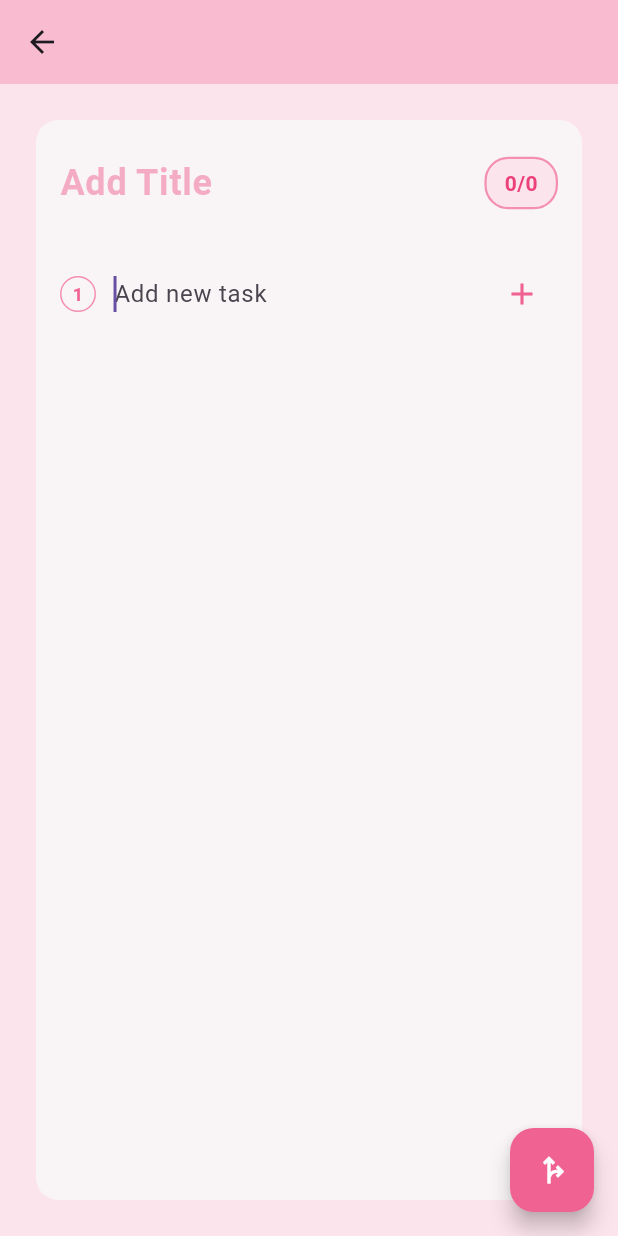
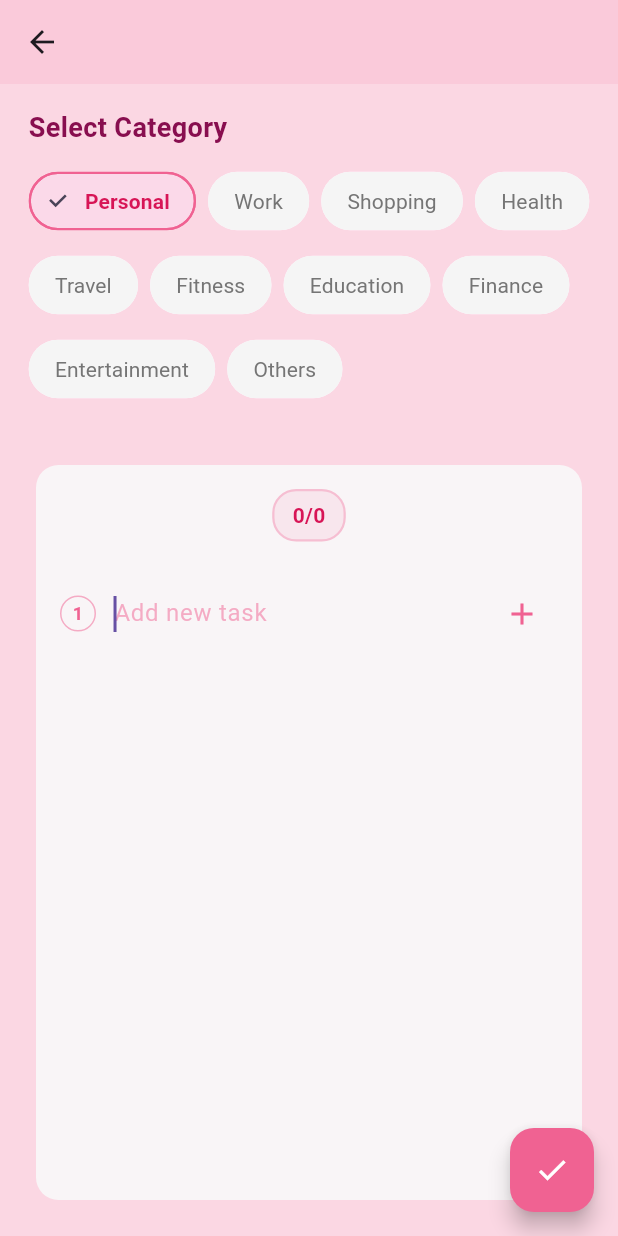
Before and after one commit to sofia883/todo_repo, a Flutter app: the screen it shows after launch, after a tap on "Quick Add", on a phone screen of 412 x 824 dp. Run offline on Flutter 3.47's test engine with Material 3 defaults, Android fonts, the phone set to English and light mode, and no system bars; our stand-ins replace shared_preferences.

Commit message:
saving color and category propely when adding todos

```diff
--- a/lib/home.dart
+++ b/lib/home.dart
@@ -37,7 +37,19 @@ class _HomePageState extends State<HomePage> {
           backgroundColor: Colors.pink[100],
           elevation: 0,
         ),
-      body: GridView.builder(
+        // Add a gradient background
+        body: Container(
+          decoration: BoxDecoration(
+            gradient: LinearGradient(
+              begin: Alignment.topCenter,
+              end: Alignment.bottomCenter,
+              colors: [
+                Colors.pink[50]!,
+                Colors.pink[100]!,
+              ],
+            ),
+          ),
+          child: GridView.builder(
             padding: EdgeInsets.all(16),
             gridDelegate: SliverGridDelegateWithFixedCrossAxisCount(
               crossAxisCount: 2,
@@ -53,7 +65,7 @@ class _HomePageState extends State<HomePage> {
               return _buildTodoCard(todoLists[index - 1]);
             },
           ),
-    );
+        ));
   }
 
   Widget _buildAddButton() {
@@ -108,9 +120,16 @@ class _HomePageState extends State<HomePage> {
         final result = await Navigator.push(
             context,
             MaterialPageRoute(
-            builder: (context) => TodoList(existingTodoList: todoList),
+              builder: (context) => TodoList(
+                existingTodoList: todoList,
+                todoListData: TodoListData(
+                  category: todoList.category,
+                  categoryColor: todoList.categoryColor,
+                  title: todoList.title,
+                  todos: todoList.todos,
                 ),
-        );
+              ),
+            ));
         if (result != null) {
           setState(() {
             int index = todoLists.indexOf(todoList);
@@ -158,16 +177,17 @@ class _HomePageState extends State<HomePage> {
           borderRadius: BorderRadius.circular(15),
         ),
         child: Padding(
-          padding: EdgeInsets.all(8), // Reduced padding
+          padding: EdgeInsets.all(8),
           child: Column(
             crossAxisAlignment: CrossAxisAlignment.start,
             children: [
               Text(
                 todoList.title.isNotEmpty ? todoList.title : 'Untitled',
                 style: TextStyle(
-                  fontSize: 14, // Reduced font size
+                  fontSize: 14,
                   fontWeight: FontWeight.bold,
-                  color: Colors.pink[300],
+                  color:
+                      todoList.categoryColor, // Use the list's category color
                 ),
                 maxLines: 1,
                 overflow: TextOverflow.ellipsis,
--- a/lib/main.dart
+++ b/lib/main.dart
@@ -18,7 +18,3 @@ class MyApp extends StatelessWidget {
     );
   }
 }
-
-// ... (Keep MyApp class the same) ...
-
-// Add the TodoList widget code here (from the previous response)
--- a/lib/todo_screen.dart
+++ b/lib/todo_screen.dart
@@ -1,11 +1,13 @@
 import 'package:flutter/material.dart';
 import 'todo_service.dart';
+import 'dart:math';
 
 // Update the TodoList widget to work with TodoListData
 class TodoList extends StatefulWidget {
   final TodoListData? existingTodoList;
+  final TodoListData? todoListData;
 
-  TodoList({this.existingTodoList});
+  const TodoList({this.todoListData, this.existingTodoList});
 
   @override
   _TodoListState createState() => _TodoListState();
@@ -18,29 +20,93 @@ class _TodoListState extends State<TodoList> {
   FocusNode _newTodoFocus = FocusNode();
   TextEditingController newTodoController = TextEditingController();
   final ScrollController _scrollController = ScrollController();
-
+  late String currentCategory;
+  late Color currentCategoryColor;
   bool showEmptyField = false;
   bool isCurrentLineEmpty = true;
 
   List<TodoItem> _deletedTodos = [];
   List<int> _deletedIndices = [];
+
   @override
   void initState() {
     super.initState();
     _newTodoFocus = FocusNode();
-    _scrollController.dispose();
-    titleController = TextEditingController(
-      text: widget.existingTodoList?.title ?? '',
-    );
     todos = widget.existingTodoList?.todos ?? [];
-    isTitleEditing = widget.existingTodoList == null;
+    currentCategory = widget.todoListData?.category ?? 'Personal';
+    currentCategoryColor =
+        widget.todoListData?.categoryColor ?? Colors.pink[300]!;
 
-    // Listen to new todo input
     newTodoController.addListener(() {
       if (newTodoController.text.isNotEmpty) {
-        setState(() {}); // Refresh to show new line
+        setState(() {});
       }
     });
+  }
+
+  Widget _buildCategorySelector() {
+    return Container(
+      padding: EdgeInsets.all(16),
+      child: Column(
+        crossAxisAlignment: CrossAxisAlignment.start,
+        children: [
+          Text(
+            'Select Category',
+            style: TextStyle(
+              fontSize: 18,
+              fontWeight: FontWeight.bold,
+              color: Colors.pink[900],
+            ),
+          ),
+          SizedBox(height: 12),
+          Wrap(
+            spacing: 8,
+            runSpacing: 8,
+            children: [
+              _buildCategoryChip('Personal', Colors.pink[300]!),
+              _buildCategoryChip('Work', Colors.blue[300]!),
+              _buildCategoryChip('Shopping', Colors.green[300]!),
+              _buildCategoryChip('Health', Colors.purple[300]!),
+              _buildCategoryChip('Travel', Colors.orange[300]!),
+              _buildCategoryChip('Fitness', Colors.red[300]!),
+              _buildCategoryChip('Education', Colors.yellow[300]!),
+              _buildCategoryChip('Finance', Colors.teal[300]!),
+              _buildCategoryChip('Entertainment', Colors.cyan[300]!),
+              _buildCategoryChip('Others', Colors.grey[400]!),
+            ],
+          ),
+        ],
+      ),
+    );
+  }
+
+  Widget _buildCategoryChip(String category, Color color) {
+    final isSelected = currentCategory == category;
+    return FilterChip(
+      selected: isSelected,
+      selectedColor: color.withOpacity(0.2),
+      backgroundColor: Colors.grey[100],
+      label: Text(
+        category,
+        style: TextStyle(
+          color: isSelected ? color.darker : Colors.grey[600],
+          fontWeight: isSelected ? FontWeight.bold : FontWeight.normal,
+        ),
+      ),
+      onSelected: (bool selected) {
+        setState(() {
+          currentCategory = category;
+          currentCategoryColor = color;
+        });
+      },
+      shape: RoundedRectangleBorder(
+        borderRadius: BorderRadius.circular(20),
+        side: BorderSide(
+          color: isSelected ? color : Colors.transparent,
+          width: 1.5,
+        ),
+      ),
+    );
   }
 
   @override
@@ -92,7 +158,7 @@ class _TodoListState extends State<TodoList> {
             });
           },
         ),
-        backgroundColor: Colors.pink[300],
+        backgroundColor: currentCategoryColor,
         shape: RoundedRectangleBorder(
           borderRadius: BorderRadius.circular(10),
         ),
@@ -105,7 +171,7 @@ class _TodoListState extends State<TodoList> {
   Widget build(BuildContext context) {
     return Scaffold(
       appBar: AppBar(
-        backgroundColor: Colors.pink[100],
+        backgroundColor: currentCategoryColor.withOpacity(0.2),
         elevation: 0,
         leading: IconButton(
           icon: Icon(Icons.arrow_back),
@@ -117,34 +183,23 @@ class _TodoListState extends State<TodoList> {
             Navigator.pop(
               context,
               TodoListData(
-                title: titleController.text,
+                category: currentCategory, // Use the current category
+                categoryColor: currentCategoryColor, // Use the current color
+                title: currentCategory,
                 todos: todos,
               ),
             );
           },
         ),
       ),
-      floatingActionButton: FloatingActionButton(
-        onPressed: () {
-          if (newTodoController.text.trim().isNotEmpty) {
-            _addNewTodo(newTodoController.text);
-          }
-
-          Navigator.pop(
-            context,
-            TodoListData(
-              title: titleController.text,
-              todos: todos,
-            ),
-          );
-        },
-        backgroundColor: Colors.pink[300],
-        child: Icon(Icons.fork_right, color: Colors.white),
-      ),
       body: Container(
         decoration: BoxDecoration(
-          color: Color(0xFFFCE4EC),
+          color: currentCategoryColor.withOpacity(0.1),
         ),
+        child: Column(
+          children: [
+            _buildCategorySelector(),
+            Expanded(
               child: Padding(
                 padding: EdgeInsets.all(20),
                 child: Card(
@@ -157,27 +212,25 @@ class _TodoListState extends State<TodoList> {
                     padding: EdgeInsets.all(16),
                     child: Column(
                       children: [
-                  _buildTitle(),
+                        _buildCompletionCounter(),
                         SizedBox(height: 20),
                         Expanded(
                           child: ListView.builder(
-                        itemCount: todos.length + (isCurrentLineEmpty ? 1 : 2),
+                            itemCount:
+                                todos.length + (isCurrentLineEmpty ? 1 : 2),
                             itemBuilder: (context, index) {
                               if (index < todos.length) {
-                            // Display existing todo items
-                            final todo = todos[index];
                                 return buildTodoItem(index);
                               } else if (index == todos.length) {
-                            // Pass the index and provide default DateTime values for createdTime and completedTime
                                 return _buildNewTodoField(
                                     index, DateTime.now(), null);
                               } else if (index == todos.length + 1 &&
                                   !isCurrentLineEmpty) {
-                            // Pass the index when calling _buildEmptyTodoField
                                 return _buildEmptyTodoField();
                               }
-                          return SizedBox.shrink(); // Return an empty widget
-                        }),
+                              return SizedBox.shrink();
+                            },
+                          ),
                         ),
                       ],
                     ),
@@ -185,61 +238,50 @@ class _TodoListState extends State<TodoList> {
                 ),
               ),
             ),
+          ],
+        ),
+      ),
+      floatingActionButton: FloatingActionButton(
+        onPressed: () {
+          if (newTodoController.text.trim().isNotEmpty) {
+            _addNewTodo(newTodoController.text);
+          }
+
+          Navigator.pop(
+            context,
+            TodoListData(
+              category: currentCategory, // Use the current category
+              categoryColor: currentCategoryColor, // Use the current color
+              title: currentCategory,
+              todos: todos,
+            ),
+          );
+        },
+        backgroundColor: currentCategoryColor,
+        child: Icon(Icons.check, color: Colors.white),
+      ),
     );
   }
 
-  Widget _buildTitle() {
-    return Row(
-      children: [
-        Expanded(
-          child: TextField(
-            controller: titleController,
-            decoration: InputDecoration(
-              hintText: 'Add Title',
-              border: InputBorder.none,
-              hintStyle: TextStyle(
-                fontSize: 24,
-                fontWeight: FontWeight.bold,
-                color: Colors.pink[300]!.withOpacity(0.5),
-              ),
-            ),
-            style: TextStyle(
-              fontSize: 24,
-              fontWeight: FontWeight.bold,
-              color: Colors.pink[900],
-            ),
-            onTap: () {
-              if (!isTitleEditing) {
-                setState(() {
-                  isTitleEditing = true;
-                  titleController.clear();
-                });
-              }
-            },
-          ),
-        ),
-        // Completion counter
-        Container(
-          margin: EdgeInsets.only(left: 8),
+  Widget _buildCompletionCounter() {
+    return Container(
       padding: EdgeInsets.symmetric(horizontal: 12, vertical: 6),
       decoration: BoxDecoration(
-            color: Colors.pink[50],
+        color: currentCategoryColor.withOpacity(0.1),
         borderRadius: BorderRadius.circular(16),
         border: Border.all(
-              color: Colors.pink[200]!,
+          color: currentCategoryColor.withOpacity(0.3),
           width: 1.5,
         ),
       ),
       child: Text(
         '${todos.where((todo) => todo.isCompleted).length}/${todos.length}',
         style: TextStyle(
-              color: Colors.pink[400],
+          color: currentCategoryColor.darker,
           fontWeight: FontWeight.bold,
           fontSize: 14,
         ),
       ),
-        ),
-      ],
     );
   }
 
@@ -286,19 +328,20 @@ class _TodoListState extends State<TodoList> {
 
   Widget buildTodoItem(int index) {
     final todo = todos[index];
-    double progress = todo.isCompleted
-        ? 1.0
-        : (DateTime.now().difference(todo.createdAt).inMinutes / 1440)
-            .clamp(0.0, 1.0);
 
+    // Generate or retrieve a persistent color for the todo
+    todo.backgroundColor;
+
+    double progress = todo.isCompleted ? 1.0 : 0.0;
     return StatefulBuilder(
       builder: (context, setState) {
         return AnimatedContainer(
           duration: Duration(milliseconds: 300),
           curve: Curves.easeInOut,
+          margin: EdgeInsets.symmetric(vertical: 4),
           decoration: BoxDecoration(
-            color: Colors.transparent,
-            borderRadius: BorderRadius.circular(8),
+            color: currentCategoryColor.withOpacity(0.05),
+            borderRadius: BorderRadius.circular(10),
           ),
           child: Material(
             color: Colors.transparent,
@@ -310,10 +353,22 @@ class _TodoListState extends State<TodoList> {
                       todo.isCompleted = !todo.isCompleted;
                       todo.completedAt =
                           todo.isCompleted ? DateTime.now() : null;
+
+                      // Recalculate progress when status changes
+                      progress = todo.isCompleted
+                          ? 1.0
+                          : (DateTime.now()
+                                      .difference(todo.createdAt)
+                                      .inMinutes /
+                                  1440)
+                              .clamp(0.0, 1.0);
+
                       this.setState(() {});
                     });
 
                     final updatedList = TodoListData(
+                      category: 'Personal', // Default category
+                      categoryColor: Colors.pink[300]!, // Default color
                       title: titleController.text,
                       todos: todos,
                     );
@@ -324,6 +379,8 @@ class _TodoListState extends State<TodoList> {
                               list.title == widget.existingTodoList!.title)
                           ..add(updatedList));
                   },
+                  // ... rest of the code remains the same
+
                   child: Padding(
                     padding: EdgeInsets.symmetric(vertical: 8),
                     child: Row(
@@ -338,12 +395,13 @@ class _TodoListState extends State<TodoList> {
                           decoration: BoxDecoration(
                             shape: BoxShape.circle,
                             color: todo.isCompleted
-                                ? Colors.pink[400]
+                                ? currentCategoryColor
                                 : Colors.transparent,
                             border: todo.isCompleted
                                 ? null
                                 : Border.all(
-                                    color: Colors.pink[200]!,
+                                    color:
+                                        currentCategoryColor.withOpacity(0.5),
                                     width: 1,
                                   ),
                           ),
@@ -364,8 +422,8 @@ class _TodoListState extends State<TodoList> {
                                   ? TextDecoration.lineThrough
                                   : null,
                               color: todo.isCompleted
-                                  ? Colors.pink[400]
-                                  : Colors.pink[900],
+                                  ? currentCategoryColor
+                                  : currentCategoryColor.darker,
                             ),
                             child: Text(todo.text),
                           ),
@@ -375,7 +433,7 @@ class _TodoListState extends State<TodoList> {
                             todo.isDetailsExpanded!
                                 ? Icons.arrow_drop_up
                                 : Icons.arrow_drop_down,
-                            color: Colors.pink[400],
+                            color: currentCategoryColor,
                           ),
                           onPressed: () {
                             setState(() {
@@ -420,8 +478,9 @@ class _TodoListState extends State<TodoList> {
                             min: 0.0,
                             max: 1.0,
                             onChanged: (_) {},
-                            activeColor: Colors.pink[400],
-                            inactiveColor: Colors.pink[100],
+                            activeColor: currentCategoryColor,
+                            inactiveColor:
+                                currentCategoryColor.withOpacity(0.2),
                           ),
                         ),
                         Row(
@@ -459,13 +518,14 @@ class _TodoListState extends State<TodoList> {
               margin: EdgeInsets.only(right: 12),
               decoration: BoxDecoration(
                 shape: BoxShape.circle,
-                border: Border.all(color: Colors.pink[200]!),
+                border:
+                    Border.all(color: currentCategoryColor.withOpacity(0.5)),
               ),
               child: Center(
                 child: Text(
                   '${index + 1}',
                   style: TextStyle(
-                    color: Colors.pink[300],
+                    color: currentCategoryColor,
                     fontSize: 12,
                     fontWeight: FontWeight.bold,
                   ),
@@ -481,8 +541,11 @@ class _TodoListState extends State<TodoList> {
                 decoration: InputDecoration(
                   border: InputBorder.none,
                   hintText: "Add new task",
+                  hintStyle:
+                      TextStyle(color: currentCategoryColor.withOpacity(0.5)),
                   contentPadding: EdgeInsets.symmetric(vertical: 8),
                 ),
+                style: TextStyle(color: currentCategoryColor.darker),
                 onChanged: (value) {
                   setState(() {
                     isCurrentLineEmpty = value.isEmpty;
@@ -497,7 +560,7 @@ class _TodoListState extends State<TodoList> {
               ),
             ),
             IconButton(
-              icon: Icon(Icons.add, color: Colors.pink[300]),
+              icon: Icon(Icons.add, color: currentCategoryColor),
               onPressed: () {
                 if (newTodoController.text.trim().isNotEmpty) {
                   _addNewTodo(newTodoController.text);
@@ -510,84 +573,39 @@ class _TodoListState extends State<TodoList> {
     );
   }
 
-// Helper methods to format the date and time
-
-  String _getDayOfMonthSuffix(int day) {
-    if (day >= 11 && day <= 13) {
-      return 'th';
-    }
-    switch (day % 10) {
-      case 1:
-        return 'st';
-      case 2:
-        return 'nd';
-      case 3:
-        return 'rd';
-      default:
-        return 'th';
-    }
-  }
-
-  String _getMonth(int month) {
-    const months = [
-      'Jan',
-      'Feb',
-      'Mar',
-      'Apr',
-      'May',
-      'Jun',
-      'Jul',
-      'Aug',
-      'Sep',
-      'Oct',
-      'Nov',
-      'Dec'
-    ];
-    return months[month - 1];
-  }
-
   Future<void> _addNewTodo(String value) async {
     if (value.trim().isNotEmpty) {
       setState(() {
-        // Add the new to-do item
         todos.add(TodoItem(
           text: value.trim(),
           createdAt: DateTime.now(),
         ));
-        newTodoController.clear(); // Clear the text field
-        isCurrentLineEmpty = true; // Reset the empty state
+        newTodoController.clear();
+        isCurrentLineEmpty = true;
       });
-      _newTodoFocus.unfocus(); // Unfocus the current input
-      _newTodoFocus = FocusNode(); // Create a new focus node for the next input
-      _newTodoFocus.requestFocus(); // Set focus to the next input
-      // Save the updated list to storage
-      final updatedList = TodoListData(
+
+      var currentLists = await TodoStorage.loadTodoLists();
+      currentLists.removeWhere((list) =>
+          list.title == titleController.text ||
+          (list.title.isEmpty && listHasSameTodos(list, todos)));
+
+      currentLists.add(TodoListData(
+        category: currentCategory, // Use the selected category
+        categoryColor: currentCategoryColor, // Use the selected color
         title: titleController.text,
         todos: todos,
-      );
-      await TodoStorage.saveTodoLists((await TodoStorage.loadTodoLists())
-        ..removeWhere((list) =>
-            widget.existingTodoList != null &&
-            list.title == widget.existingTodoList!.title)
-        ..add(updatedList));
+      ));
 
-      // Scroll to the newly added task and focus on the input field
-      WidgetsBinding.instance.addPostFrameCallback((_) {
-        // Scroll to the bottom
-        if (_scrollController.hasClients) {
-          _scrollController.animateTo(
-            _scrollController.position.maxScrollExtent,
-            duration: Duration(milliseconds: 300),
-            curve: Curves.easeOut,
-          );
+      await TodoStorage.saveTodoLists(currentLists);
+    }
   }
 
-        // Focus on the text field for a new task
-        if (!_newTodoFocus.hasFocus) {
-          _newTodoFocus.requestFocus();
+  bool listHasSameTodos(TodoListData list1, List<TodoItem> todos) {
+    if (list1.todos.length != todos.length) return false;
+    for (int i = 0; i < todos.length; i++) {
+      if (list1.todos[i].text != todos[i].text) return false;
     }
-      });
-    }
+    return true;
   }
 
   Widget _buildEmptyTodoField() {
@@ -641,3 +659,10 @@ class _TodoListState extends State<TodoList> {
     );
   }
 }
+
+extension ColorExtension on Color {
+  Color get darker {
+    final hsl = HSLColor.fromColor(this);
+    return hsl.withLightness((hsl.lightness - 0.2).clamp(0.0, 1.0)).toColor();
+  }
+}
--- a/lib/todo_service.dart
+++ b/lib/todo_service.dart
@@ -1,19 +1,22 @@
 import 'dart:convert';
+import 'dart:ui';
 import 'package:shared_preferences/shared_preferences.dart';
 
 class TodoItem {
   String text;
-  bool isCompleted;
   DateTime createdAt;
   DateTime? completedAt;
-  bool isDetailsExpanded;
+  bool isCompleted;
+  bool? isDetailsExpanded;
+  Color? backgroundColor; // New property to store persistent background color
 
   TodoItem({
     required this.text,
-    this.isCompleted = false,
     required this.createdAt,
     this.completedAt,
+    this.isCompleted = false,
     this.isDetailsExpanded = false,
+    this.backgroundColor,
   });
 
   factory TodoItem.fromJson(Map<String, dynamic> json) {
@@ -43,18 +46,14 @@ class TodoItem {
 class TodoListData {
   String title;
   List<TodoItem> todos;
-
+  String category; // e.g., 'Work', 'Personal', 'Shopping'
+  Color categoryColor;
   TodoListData({
+    required this.category,
+    required this.categoryColor,
     required this.title,
     required this.todos,
   });
-
-  Map<String, dynamic> toJson() {
-    return {
-      'title': title,
-      'todos': todos.map((todo) => todo.toJson()).toList(),
-    };
-  }
 
  factory TodoListData.fromJson(Map<String, dynamic> json) {
   return TodoListData(
@@ -62,7 +61,18 @@ class TodoListData {
     todos: (json['todos'] as List)
         .map((todo) => TodoItem.fromJson(todo))
         .toList(),
+    category: json['category'] ?? 'Uncategorized', // Default value
+    categoryColor: Color(json['categoryColor'] ?? 0xFFFF80AB), // Default pink color
   );
+}
+
+Map<String, dynamic> toJson() {
+  return {
+    'title': title,
+    'todos': todos.map((todo) => todo.toJson()).toList(),
+    'category': category,
+    'categoryColor': categoryColor.value,
+  };
 }
 }
 
```
Also changed, not shown: pubspec.lock. Lines whose indentation alone changed are shown as unchanged.
